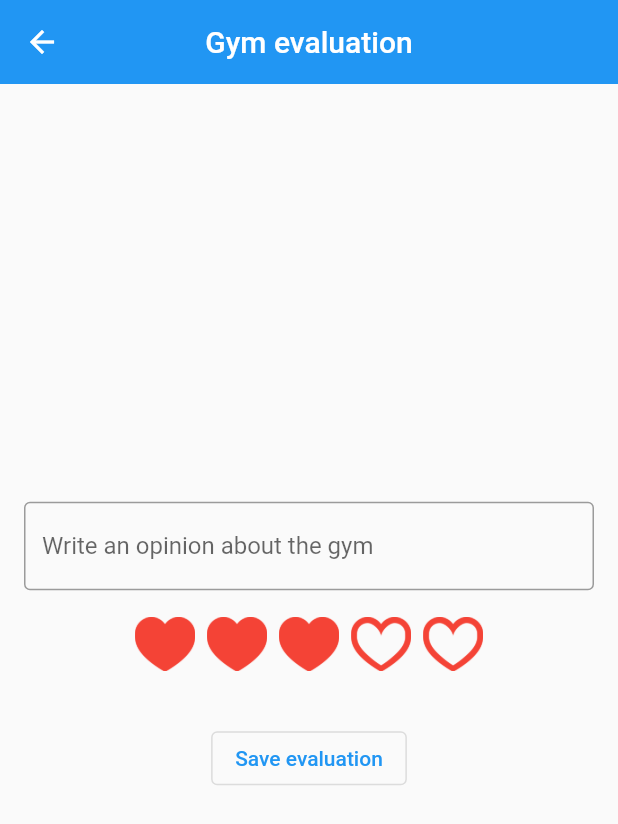
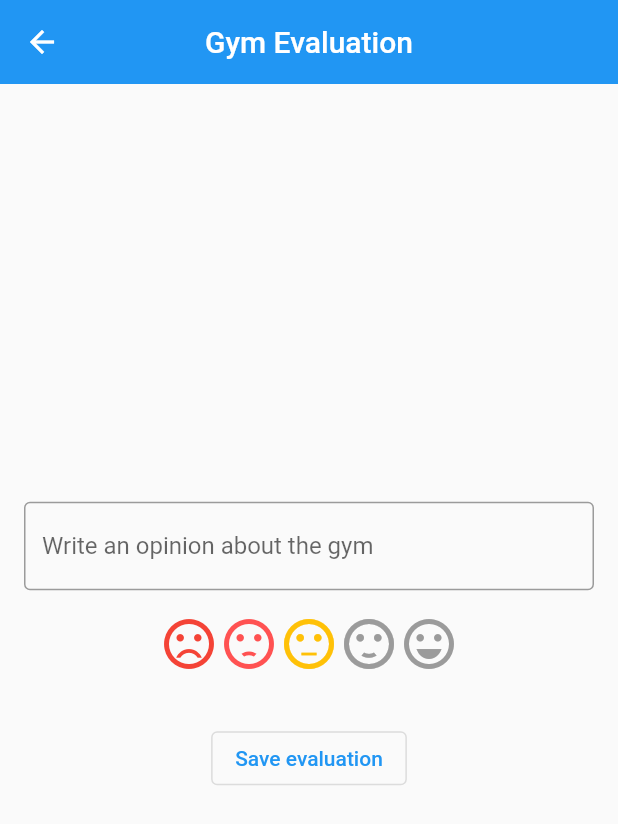
Before and after one commit to joao-martins-inf/trainees_flutter, a Flutter app: the Evaluate screen opened by its route, after a tap on "Save evaluation", on a phone screen of 412 x 824 dp. Shown: the top 824 px of the screen. Run offline on Flutter 3.47's test engine with Material 2 defaults, Android fonts, the phone set to English and light mode, and no system bars; drawn by our look-alikes of flutter_rating_bar; missing offline and left inert: qr_code_scanner; network calls fail.

Commit message:
Evaluate logic needing the future be solved and user data

```diff
--- a/lib/screens/gym/evaluate/evaluate.dart
+++ b/lib/screens/gym/evaluate/evaluate.dart
@@ -1,5 +1,40 @@
+import 'dart:convert';
+import 'dart:async';
+
 import 'package:flutter/material.dart';
 import 'package:flutter_rating_bar/flutter_rating_bar.dart';
+import 'package:http/http.dart' as http;
+
+class Evaluation {
+
+  final String? title;
+  final int rate;
+
+  Evaluation({required this.rate, this.title});
+
+  factory Evaluation.fromJson(Map<String, dynamic> json) {
+    return Evaluation(
+      rate: json['rate'],
+      title: json['title'],
+    );
+  }
+}
+
+Future<http.Response> createAlbum(String title, double rate) {
+  final int newRate = rate.toInt();
+  return http.post(
+    Uri.parse('http://116.203.32.183:81/api/gym/2/athlete/1/evaluation'),
+    headers: <String, String>{
+      'Content-Type': 'application/json; charset=UTF-8',
+    },
+    body: jsonEncode(<String, dynamic>{
+      'rate': newRate,
+      'comment': title,
+    }),
+  );
+}
+
+
 
 class Evaluate extends StatefulWidget{
 
@@ -9,13 +44,17 @@ class Evaluate extends StatefulWidget{
 }
 
 class _EvaluateState extends State<Evaluate> {
+  final TextEditingController _controller = TextEditingController();
+  double rate = 0;
+  Future<Evaluation>? _futureAlbum;
+
 
   @override
   Widget build(BuildContext context) {
     return Scaffold(
       appBar:(AppBar(
         backgroundColor: Colors.blue,
-        title: Text("Gym evaluation"),
+        title: Text("Gym Evaluation"),
         centerTitle: true,
         elevation:0,
       )),
@@ -33,35 +72,61 @@ class _EvaluateState extends State<Evaluate> {
                     border: OutlineInputBorder(),
                     labelText: "Write an opinion about the gym",
                 ),
-
+              controller: _controller,
             ),
             ),
           Padding(
             padding:EdgeInsets.symmetric(vertical:16.0),
             child:
 
-          RatingBar(
-          initialRating: 3,
-          direction: Axis.horizontal,
-          allowHalfRating: true,
-          itemCount: 5,
-          ratingWidget: RatingWidget(
-            full: _image('assets/images/heart.png'),
-            half: _image('assets/images/heart_half.png'),
-            empty: _image('assets/images/heart_border.png'),
+            RatingBar.builder(
+              initialRating: 3,
+              itemCount: 5,
+              itemBuilder: (context, index) {
+                switch (index) {
+                  case 0:
+                    return Icon(
+                      Icons.sentiment_very_dissatisfied,
+                      color: Colors.red,
+                    );
+                  case 1:
+                    return Icon(
+                      Icons.sentiment_dissatisfied,
+                      color: Colors.redAccent,
+                    );
+                  case 2:
+                    return Icon(
+                      Icons.sentiment_neutral,
+                      color: Colors.amber,
+                    );
+                  case 3:
+                    return Icon(
+                      Icons.sentiment_satisfied,
+                      color: Colors.lightGreen,
+                    );
+                  case 4:
+                    return Icon(
+                      Icons.sentiment_very_satisfied,
+                      color: Colors.green,
+                    );
+                  default:
+                    return Text("hello");
+                }
+              },
+              onRatingUpdate: (rating) {
+                this.rate = rating;
+              },
           ),
-          itemPadding: EdgeInsets.symmetric(horizontal: 4.0),
-          onRatingUpdate: (rating) {
-            print(rating);
-          },
-        ),
           ),
             Padding(
               padding: EdgeInsets.symmetric(vertical: 16.0),
               child:
               OutlinedButton(
-                onPressed: () {
-                  // Respond to button press
+                onPressed:  () async {
+                  var c = await createAlbum(_controller.text, this.rate);
+                  print(c);
+                  print(c);
+                  print(c);
                 },
                 child: Text("Save evaluation"),
               )
@@ -73,12 +138,3 @@ class _EvaluateState extends State<Evaluate> {
   }
 
 }
-
-Widget _image(String asset) {
-  return Image.asset(
-    asset,
-    height: 30.0,
-    width: 30.0,
-    color: Colors.red,
-  );
-}
--- a/lib/screens/gym/gym.dart
+++ b/lib/screens/gym/gym.dart
@@ -33,9 +33,9 @@ class _GymState extends State<Gym> {
                     child:
                 ElevatedButton.icon(
                   style: ElevatedButton.styleFrom(
-              primary: Colors.teal,
+              primary: Colors.blue,
               onPrimary: Colors.white,
-              shadowColor: Colors.red,
+              shadowColor: Colors.blueAccent,
 
 
             ),
@@ -49,9 +49,9 @@ class _GymState extends State<Gym> {
                     child:
                 ElevatedButton.icon(
                     style: ElevatedButton.styleFrom(
-                      primary: Colors.teal,
+                      primary: Colors.blue,
                       onPrimary: Colors.white,
-                      shadowColor: Colors.red,
+                      shadowColor: Colors.blueAccent,
 
                     ),
                   onPressed: () {},
@@ -60,6 +60,7 @@ class _GymState extends State<Gym> {
                 ),
                 ),
           ]),
+
             Column(
             mainAxisAlignment: MainAxisAlignment.spaceBetween,
             children: [
@@ -69,9 +70,9 @@ class _GymState extends State<Gym> {
 
                 ElevatedButton.icon(
                   style: ElevatedButton.styleFrom(
-                    primary: Colors.teal,
+                    primary: Colors.blue,
                     onPrimary: Colors.white,
-                    shadowColor: Colors.red,
+                    shadowColor: Colors.blueAccent,
                     ),
                   onPressed: () {Navigator.pushNamed(context, '/scan');},
                   label:
@@ -80,14 +81,15 @@ class _GymState extends State<Gym> {
 
                 ),
               ),
+
               ConstrainedBox(
                 constraints: BoxConstraints.tightFor(width: 150, height: 100),
               child:
                 ElevatedButton.icon(
                  style: ElevatedButton.styleFrom(
-                    primary: Colors.teal,
+                    primary: Colors.blue,
                     onPrimary: Colors.white,
-                    shadowColor: Colors.red,
+                    shadowColor: Colors.blueAccent,
                     elevation: 5,),
                   onPressed: () {Navigator.pushNamed(context, '/evaluate');},
                   label:
```
Also changed, not shown: 1 other file.
